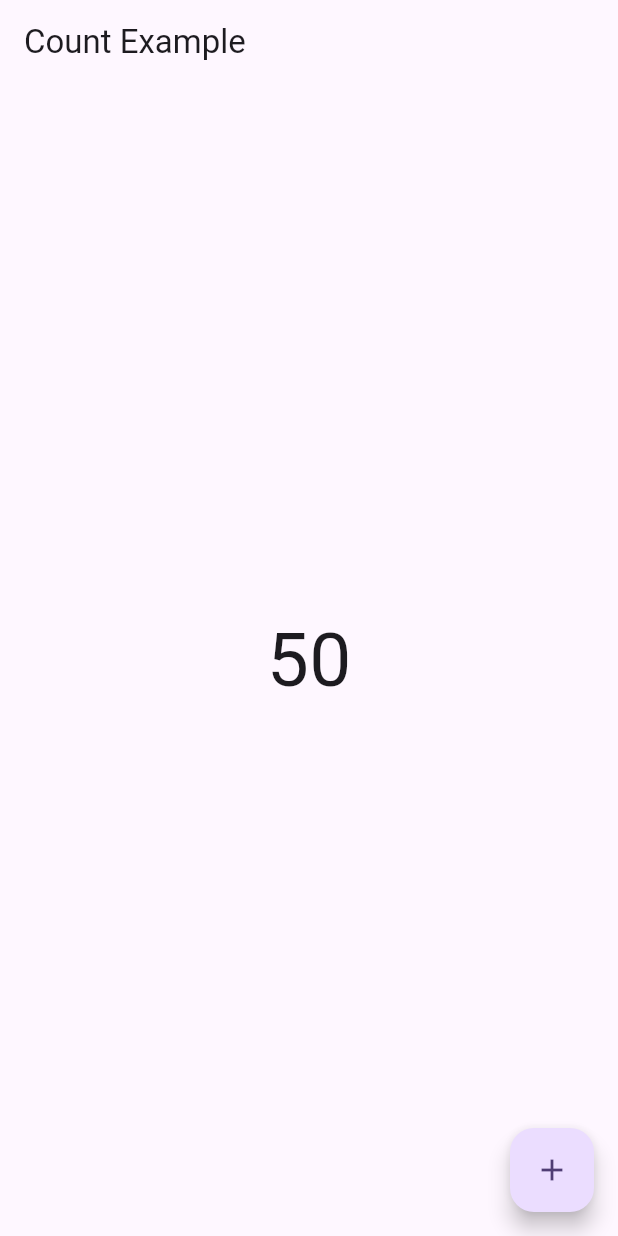
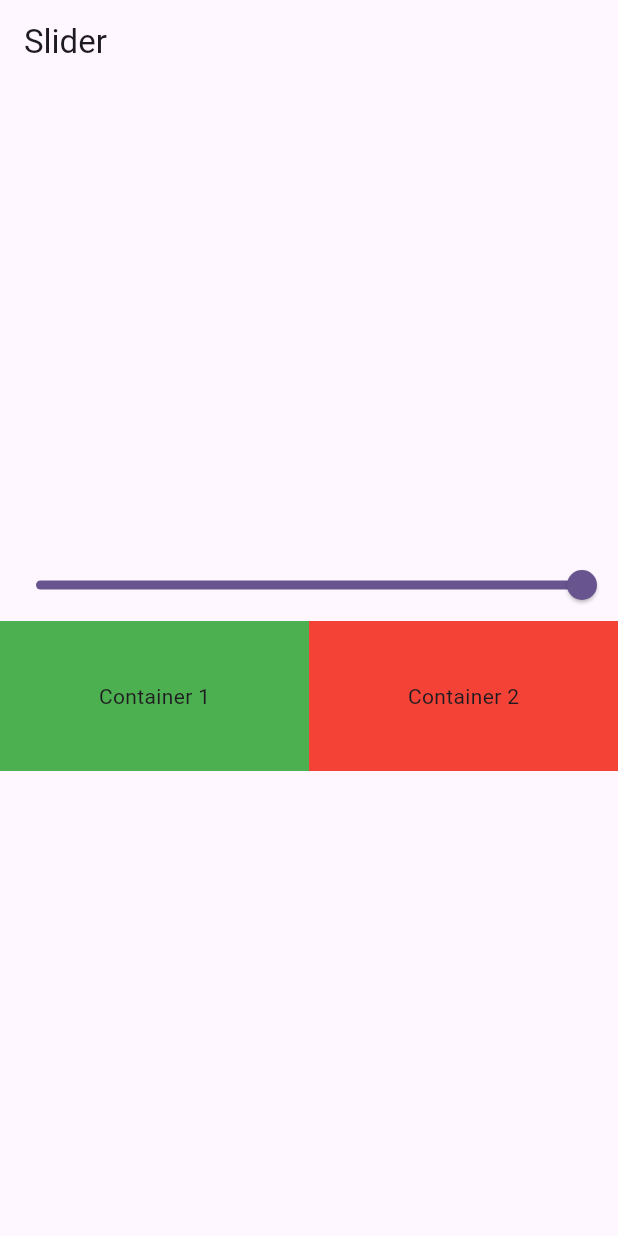
Before and after one commit to umeree/StateManagemntFlutter, a Flutter app: the screen it shows after launch, on a phone screen of 412 x 824 dp. Run offline on Flutter 3.47's test engine with Material 3 defaults, Android fonts, the light colour scheme and no system bars.

Commit message:
Slider using Provider

```diff
--- a/lib/main.dart
+++ b/lib/main.dart
@@ -1,7 +1,9 @@
 import 'package:flutter/material.dart';
 import 'package:provider/provider.dart';
 import 'package:stateamnagement/provider/count_provider.dart';
+import 'package:stateamnagement/provider/sliderProvider.dart';
 import 'package:stateamnagement/screens/count.dart';
+import 'package:stateamnagement/screens/slider.dart';
 
 void main() {
   runApp(const MyApp());
@@ -11,15 +13,19 @@ class MyApp extends StatelessWidget {
   const MyApp({super.key});
   @override
   Widget build(BuildContext context) {
-    return ChangeNotifierProvider(
-      create: (context) => CountProvider(),
+    return MultiProvider(
+      providers: [
+        ChangeNotifierProvider(create: (context) => CountProvider()),
+        ChangeNotifierProvider(create: (context) => SliderProvider()),
+      ],
       child: MaterialApp(
         title: 'Flutter Demo',
+        debugShowCheckedModeBanner: false,
         theme: ThemeData(
           colorScheme: ColorScheme.fromSeed(seedColor: Colors.deepPurple),
           useMaterial3: true,
         ),
-        home: Count(),
+        home: SliderWidget(),
       ),
     );
   }
--- /dev/null
+++ b/lib/provider/sliderProvider.dart
@@ -0,0 +1,11 @@
+import 'package:flutter/material.dart';
+
+class SliderProvider with ChangeNotifier {
+  double _value = 1.0;
+  double get value => _value;
+
+  void setValue(double val) {
+    _value = val;
+    notifyListeners();
+  }
+}
--- /dev/null
+++ b/lib/screens/slider.dart
@@ -0,0 +1,58 @@
+import 'package:flutter/material.dart';
+import 'package:provider/provider.dart';
+import 'package:stateamnagement/provider/sliderProvider.dart';
+
+class SliderWidget extends StatefulWidget {
+  const SliderWidget({super.key});
+
+  @override
+  State<SliderWidget> createState() => _SliderWidgetState();
+}
+
+class _SliderWidgetState extends State<SliderWidget> {
+  @override
+  Widget build(BuildContext context) {
+    final provider = Provider.of<SliderProvider>(context, listen: false);
+    print("Build");
+    return Scaffold(
+        appBar: AppBar(
+          title: Text("Slider"),
+        ),
+        body: Column(
+          mainAxisAlignment: MainAxisAlignment.center,
+          children: [
+            Consumer<SliderProvider>(builder: (context, value, child) {
+              return Slider(
+                  min: 0,
+                  max: 1,
+                  value: value.value,
+                  onChanged: (val) {
+                    value.setValue(val);
+                  });
+            }),
+            Row(
+              children: [
+                Consumer<SliderProvider>(builder: (context, value, child) {
+                  return Expanded(
+                    child: Container(
+                      height: 100,
+                      color: Colors.green.withOpacity(value.value),
+                      child: Center(child: Text("Container 1")),
+                    ),
+                  );
+                }),
+                Consumer<SliderProvider>(builder: (context, value, child) {
+                  return Expanded(
+                    child: Container(
+                      height: 100,
+                      color: Colors.red.withOpacity(value.value),
+                      child: Center(child: Text("Container 2")),
+                    ),
+                  );
+                })
+              ],
+            )
+          ],
+        ));
+  }
+}
```
Also changed, not shown: pubspec.lock.
